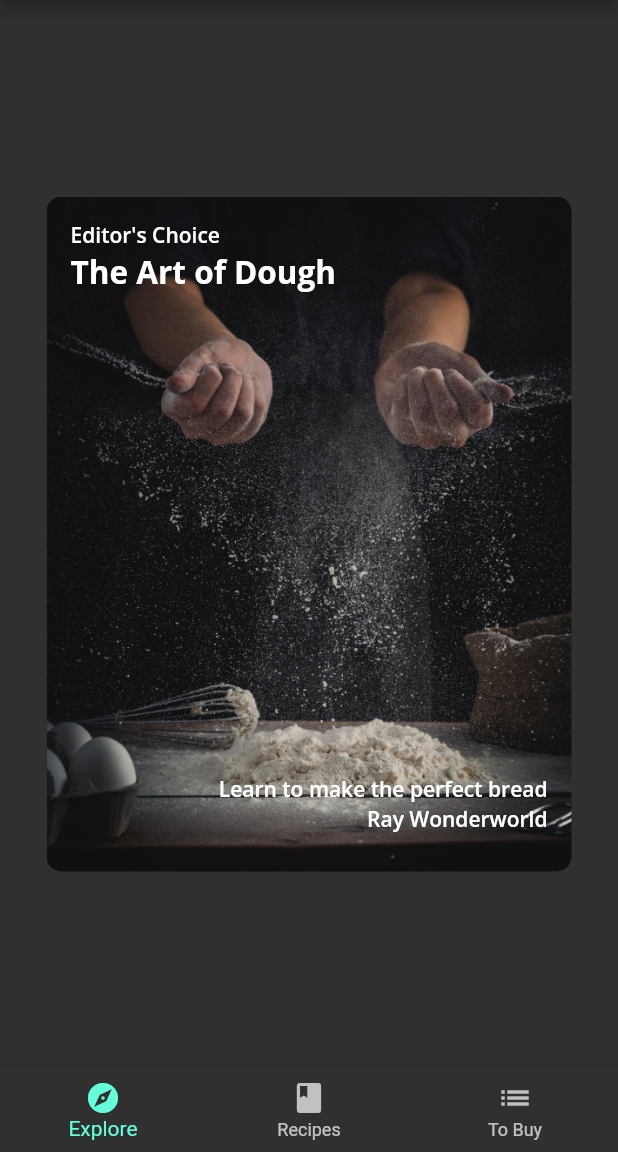
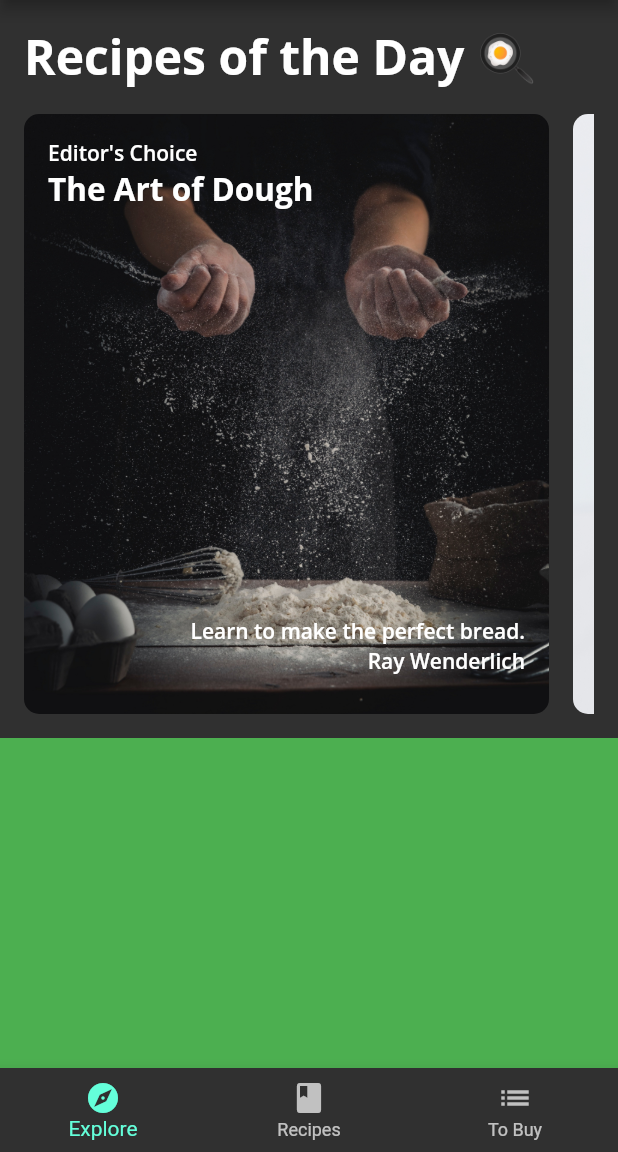
Before and after one commit to okellomano/Fooder, a Flutter app: the screen it shows after launch, on a phone screen of 412 x 824 dp, the part 84-1236 px from its top. Run offline on Flutter 3.47's test engine with Material 2 defaults, Android fonts, the phone set to English and light mode, and no system bars; our stand-ins replace google_fonts.

Commit message:
nested list view

```diff
--- a/lib/api/mock_fooderlich_service.dart
+++ b/lib/api/mock_fooderlich_service.dart
@@ -2,7 +2,7 @@ import 'dart:convert';
 
 import 'package:flutter/services.dart';
 
-import '../models/models.dart';
+import 'package:fooderlich/models/models.dart';
 
 // Mock recipe service that grabs sample json data to mock recipe request/response
 class MockFooderlichService {
--- a/lib/home.dart
+++ b/lib/home.dart
@@ -3,6 +3,7 @@ import 'package:fooderlich/components/card1.dart';
 import 'package:fooderlich/components/card2.dart';
 import 'package:fooderlich/components/card3.dart';
 import 'package:fooderlich/models/models.dart';
+import 'package:fooderlich/screens/explore_screen.dart';
 
 class Home extends StatefulWidget {
   const Home({Key? key}) : super(key: key);
@@ -15,46 +16,14 @@ class _HomeState extends State<Home> {
   int _selectedIndex = 0;
 
   static List<Widget> pages = <Widget>[
-    Card1(
-      recipe: ExploreRecipe(
-          authorName: 'Ray Wonderworld',
-          title: 'The Art of Dough',
-          subtitle: 'Editor\'s Choice',
-          message: 'Learn to make the perfect bread',
-          backgroundImage: 'assets/magazine_pics/mag1.png',
-          cardType: '',
-          id: ''),
+    ExploreScreen(),
+    // TODO: Replace with Recipe screen
+    Container(
+      color: Colors.green,
     ),
-    Card2(
-      recipe: ExploreRecipe(
-          authorName: 'Mike Katz',
-          role: 'Smoothie Connoisser',
-          profileImage: 'assets/profile_pics/person_katz.jpeg',
-          title: 'Recipe',
-          subtitle: 'Smmoothies',
-          backgroundImage: 'assets/magazine_pics/mag2.png',
-          cardType: '',
-          id: ''),
-    ),
-    Card3(
-      recipe: ExploreRecipe(
-          title: 'Vegan Trends',
-          tags: [
-            'Healthy',
-            'Vegan',
-            'Carrots',
-            'Greens',
-            'Wheat',
-            'Pescetarian',
-            'Mint',
-            'Lemongrass',
-            'Salad',
-            'Water'
-          ],
-          backgroundImage: 'assets/magazine_pics/mag3.png',
-          cardType: '',
-          id: ''),
-    ),
+    Container(
+      color: Colors.blue,
+    )
   ];
 
   void _onItemTapped(int index) {
--- a/lib/screens/explore_screen.dart
+++ b/lib/screens/explore_screen.dart
@@ -10,8 +10,34 @@ class ExploreScreen extends StatelessWidget {
   @override
   Widget build(BuildContext context) {
     // TODO 1: Add today recipe list
-    return const Center(
-      child: Text('Explore Recipe'),
+    return FutureBuilder(
+      future: mockService.getExploreData(),
+      builder: (context, AsyncSnapshot snapshot) {
+        // TODO: Add nested list view
+        if (snapshot.connectionState == ConnectionState.done) {
+          return ListView(
+            scrollDirection: Axis.vertical,
+            children: [
+              TodayRecipeListView(recipes: snapshot.data.todayRecipes),
+              const SizedBox(
+                height: 16,
+              ),
+
+              // TODO: Replace this with FriendPostListView
+              Container(
+                height: 400,
+                color: Colors.green,
+              )
+            ],
+          );
+          final recipes = snapshot.data.todayRecipes;
+          // TODO: Replace this with today recipelist view
+        } else {
+          return const Center(
+            child: CircularProgressIndicator(),
+          );
+        }
+      },
     );
   }
 }
```
